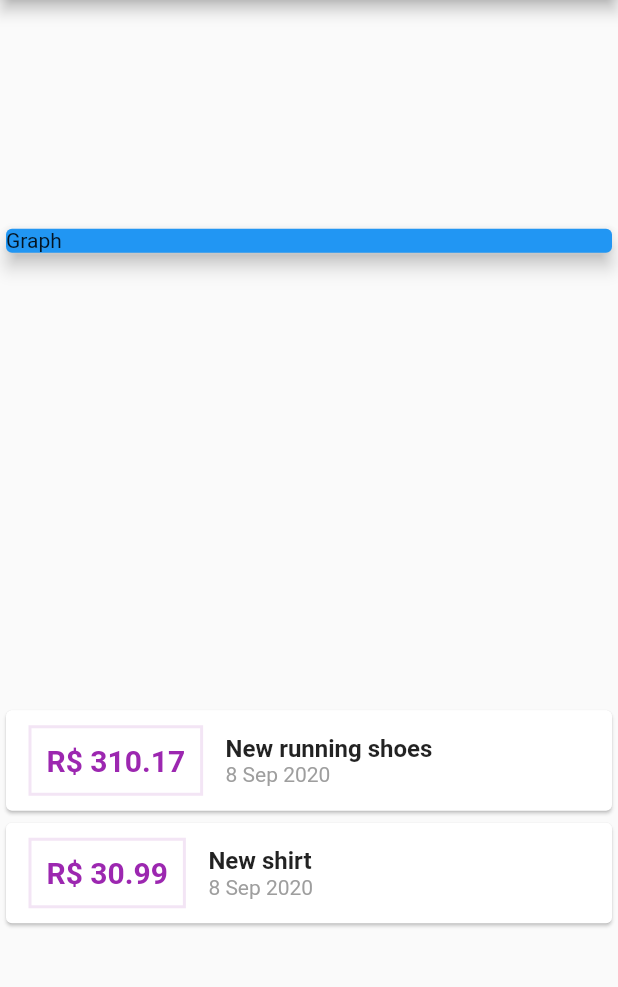
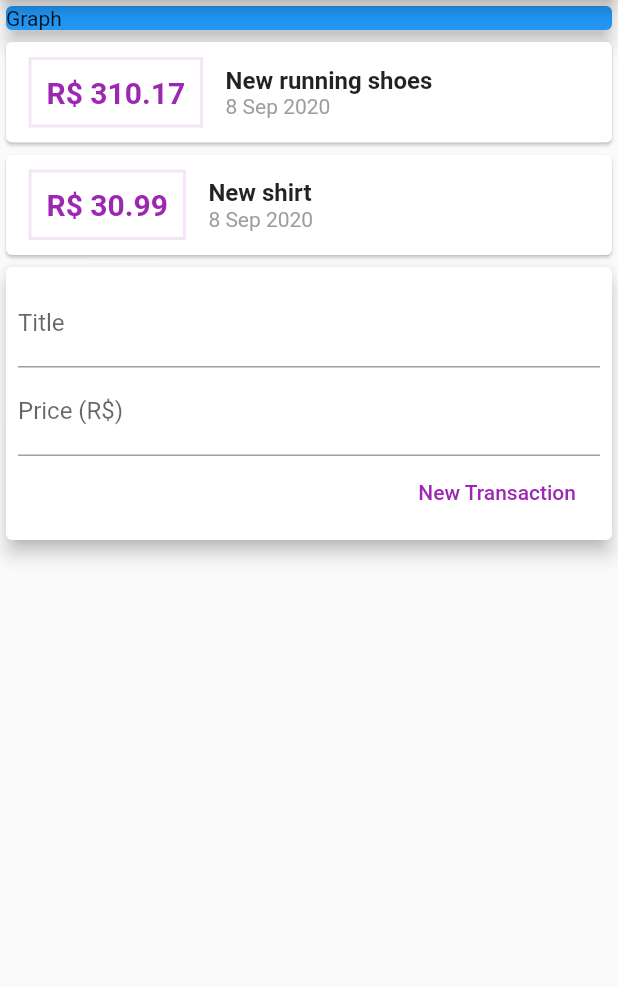
Before and after one commit to andre-pelisoli/expenses, a Flutter app: the screen it shows after launch, on a phone screen of 412 x 824 dp, the part 84-1071 px from its top. Run offline on Flutter 3.47's test engine with Material 2 defaults, Android fonts, the phone set to English and light mode, and no system bars.

Commit message:
Added controller to handle TextField changes

```diff
--- a/lib/main.dart
+++ b/lib/main.dart
@@ -15,6 +15,9 @@ class ExpensesApp extends StatelessWidget {
 }
 
 class MyHome extends StatelessWidget {
+  final titleController = TextEditingController();
+  final valueController = TextEditingController();
+
   final _transactions = [
     Transaction(
       id: 't1',
@@ -37,7 +40,6 @@ class MyHome extends StatelessWidget {
           title: Text("Expenses"),
         ),
         body: Column(
-          mainAxisAlignment: MainAxisAlignment.spaceAround,
           crossAxisAlignment: CrossAxisAlignment.stretch,
           children: <Widget>[
             Container(
@@ -86,6 +88,43 @@ class MyHome extends StatelessWidget {
                   ),
                 ]));
               }).toList(),
+            ),
+            Card(
+              elevation: 5,
+              child: Padding(
+                padding: const EdgeInsets.all(8.0),
+                child: Container(
+                  child: Column(
+                    children: <Widget>[
+                      TextField(
+                        controller: titleController,
+                        decoration: InputDecoration(
+                          labelText: 'Title',
+                        ),
+                      ),
+                      TextField(
+                        controller: valueController,
+                        decoration: InputDecoration(
+                          labelText: 'Price (R\$)',
+                        ),
+                      ),
+                      Row(
+                        mainAxisAlignment: MainAxisAlignment.end,
+                        children: [
+                          FlatButton(
+                            onPressed: () {
+                              print(titleController.text);
+                              print(valueController.text);
+                            },
+                            child: Text('New Transaction'),
+                            textColor: Colors.purple,
+                          ),
+                        ],
+                      )
+                    ],
+                  ),
+                ),
+              ),
             )
           ],
         ));
```
